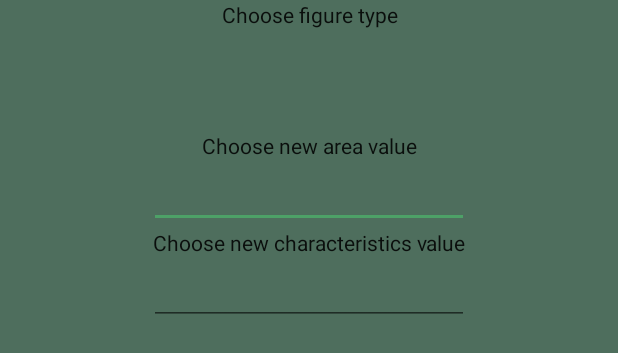
After one commit to Martyn8/Shapes, an Android app: the layout edit_dialog.xml on its own in the app's theme, with its tools: preview values and no code run, on a phone screen of 412 x 824 dp. The commit adds this screen. Shown: the top 353 px of the screen. Run offline under Robolectric (Android 15) with nearby library versions, the phone set to English and light mode, and no system bars.

Commit message:
feat: Add edit popup

```diff
--- a/Shapes/app/src/main/java/com/example/shapes/MainActivity.kt
+++ b/Shapes/app/src/main/java/com/example/shapes/MainActivity.kt
@@ -2,16 +2,15 @@ package com.example.shapes
 
 import android.app.Activity
 import android.app.AlertDialog
+import android.app.Dialog
+import android.content.Context
+import android.content.DialogInterface
 import android.content.Intent
 import android.os.Bundle
-import android.view.ContextMenu
-import android.view.Menu
-import android.view.MenuItem
-import android.view.View
+import android.util.DisplayMetrics
+import android.view.*
+import android.widget.*
 import android.widget.AdapterView.AdapterContextMenuInfo
-import android.widget.ListView
-import android.widget.TextView
-import android.widget.Toast
 import androidx.activity.result.ActivityResult
 import androidx.activity.result.contract.ActivityResultContracts
 import androidx.appcompat.app.AppCompatActivity
@@ -22,6 +21,10 @@ import com.example.shapes.figures.Triangle
 import com.example.shapes.sorting.Sorting
 import java.io.Serializable
 import kotlin.random.Random
+import android.widget.LinearLayout
+
+
+
 
 class MainActivity : AppCompatActivity() {
 
@@ -231,12 +234,27 @@ class MainActivity : AppCompatActivity() {
 
                 Toast.makeText(applicationContext, "Element copied", Toast.LENGTH_SHORT).show()
             }
+            R.id.floating_menu_edit -> {
+
+
+                val view = layoutInflater.inflate(R.layout.edit_dialog, null)
+                val width = LinearLayout.LayoutParams.WRAP_CONTENT
+                val height = LinearLayout.LayoutParams.WRAP_CONTENT
+                val window = PopupWindow(view, width, height, true)
+                val displayMetrics = DisplayMetrics()
+
+
+                window.showAtLocation(listView, Gravity.CENTER, 0, 0)
+
+
+                Toast.makeText(applicationContext, "Element edited", Toast.LENGTH_SHORT).show()
+            }
             R.id.floating_menu_delete -> {
                 listOfFigures.removeAt(info.id.toInt())
 
                 listAdapter(listView)   //wywołanie funkcji adaptera listy figur
 
-                Toast.makeText(applicationContext, "delete", Toast.LENGTH_SHORT).show()
+                Toast.makeText(applicationContext, "Element deleted", Toast.LENGTH_SHORT).show()
             }
         }
         return super.onContextItemSelected(item)
--- /dev/null
+++ b/Shapes/app/src/main/res/layout/edit_dialog.xml
@@ -0,0 +1,71 @@
+<?xml version="1.0" encoding="utf-8"?>
+<androidx.constraintlayout.widget.ConstraintLayout xmlns:android="http://schemas.android.com/apk/res/android"
+    xmlns:app="http://schemas.android.com/apk/res-auto"
+    xmlns:tools="http://schemas.android.com/tools"
+    android:id="@+id/editView"
+    android:layout_width="match_parent"
+    android:layout_height="match_parent"
+    android:background="@color/darkgreen">
+
+    <TextView
+        android:id="@+id/textView"
+        android:layout_width="wrap_content"
+        android:layout_height="wrap_content"
+        android:layout_marginStart="147dp"
+        android:layout_marginEnd="146dp"
+        android:text="Choose figure type"
+        app:layout_constraintEnd_toEndOf="parent"
+        app:layout_constraintStart_toStartOf="parent"
+        app:layout_constraintTop_toTopOf="parent" />
+
+    <ListView
+        android:id="@+id/shapesList"
+        android:layout_width="match_parent"
+        android:layout_height="wrap_content"
+        android:layout_marginTop="68dp"
+        app:layout_constraintEnd_toEndOf="parent"
+        app:layout_constraintHorizontal_bias="0.0"
+        app:layout_constraintStart_toStartOf="parent"
+        app:layout_constraintTop_toBottomOf="@+id/textView">
+
+    </ListView>
+
+    <TextView
+        android:id="@+id/textView2"
+        android:layout_width="wrap_content"
+        android:layout_height="wrap_content"
+        android:text="Choose new area value"
+        app:layout_constraintEnd_toEndOf="parent"
+        app:layout_constraintStart_toStartOf="parent"
+        app:layout_constraintTop_toBottomOf="@+id/shapesList" />
+
+    <EditText
+        android:id="@+id/editTextNumberDecimal"
+        android:layout_width="wrap_content"
+        android:layout_height="wrap_content"
+        android:ems="10"
+        android:inputType="numberDecimal"
+        app:layout_constraintEnd_toEndOf="parent"
+        app:layout_constraintStart_toStartOf="parent"
+        app:layout_constraintTop_toBottomOf="@+id/textView2" />
+
+    <EditText
+        android:id="@+id/editTextNumberDecimal2"
+        android:layout_width="wrap_content"
+        android:layout_height="45dp"
+        android:ems="10"
+        android:inputType="numberDecimal"
+        app:layout_constraintEnd_toEndOf="parent"
+        app:layout_constraintStart_toStartOf="parent"
+        app:layout_constraintTop_toBottomOf="@+id/textView4" />
+
+    <TextView
+        android:id="@+id/textView4"
+        android:layout_width="wrap_content"
+        android:layout_height="wrap_content"
+        android:text="Choose new characteristics value"
+        app:layout_constraintEnd_toEndOf="parent"
+        app:layout_constraintStart_toStartOf="parent"
+        app:layout_constraintTop_toBottomOf="@+id/editTextNumberDecimal" />
+
+</androidx.constraintlayout.widget.ConstraintLayout>
--- a/Shapes/app/src/main/res/menu/floating_context_menu.xml
+++ b/Shapes/app/src/main/res/menu/floating_context_menu.xml
@@ -1,8 +1,9 @@
 <?xml version="1.0" encoding="utf-8"?>
-<menu xmlns:android="http://schemas.android.com/apk/res/android"
-    >
+<menu xmlns:android="http://schemas.android.com/apk/res/android">
     <item android:id="@+id/floating_menu_copy"
         android:title="Copy element" />
+    <item android:id="@+id/floating_menu_edit"
+        android:title="Edit element" />
     <item android:id="@+id/floating_menu_delete"
         android:title="Delete element" />
 </menu>
--- a/Shapes/app/src/main/res/values/strings.xml
+++ b/Shapes/app/src/main/res/values/strings.xml
@@ -27,4 +27,10 @@
     <string name="charCircle">charcir</string>
     <string name="charSquare">charsq</string>
     <string name="aboutText">Title: \n Shapes \n \n This is a figure draw application \n \n Author: \n Martyna Jurusik \n Teleinformatics semester 7 \n \n 2021</string>
+
+    <string-array name="Figures">
+        <item>Triangle</item>
+        <item>Circle</item>
+        <item>Square</item>
+    </string-array>
 </resources>
```
